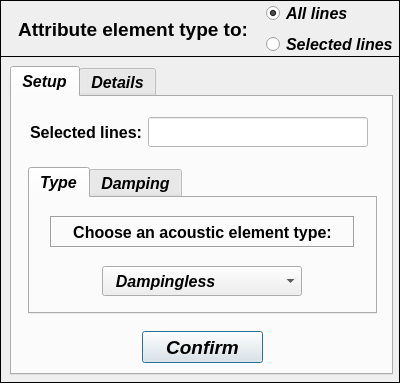
This is pulse/uix/user_input/ui/Model/Setup/Acoustic/acousticElementTypeInput.ui in open-pulse/OpenPulse as Qt 5 draws it before an edit. The edited form follows.
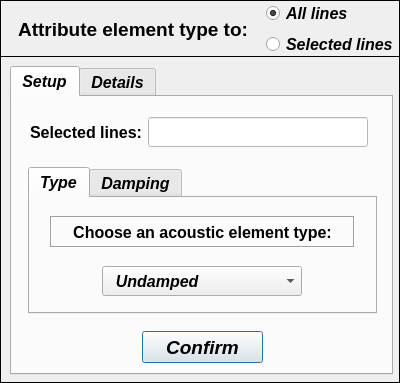
This is the edited form.

Diff of the .ui file:
```diff
--- a/pulse/uix/user_input/ui/Model/Setup/Acoustic/acousticElementTypeInput.ui
+++ b/pulse/uix/user_input/ui/Model/Setup/Acoustic/acousticElementTypeInput.ui
@@ -330,7 +330,7 @@
          <string notr="true"/>
         </property>
         <property name="currentText">
-         <string>  Dampingless</string>
+         <string>  Undamped</string>
         </property>
         <property name="currentIndex">
          <number>0</number>
@@ -349,7 +349,7 @@
         </property>
         <item>
          <property name="text">
-          <string>  Dampingless</string>
+          <string>  Undamped</string>
          </property>
         </item>
         <item>
```
